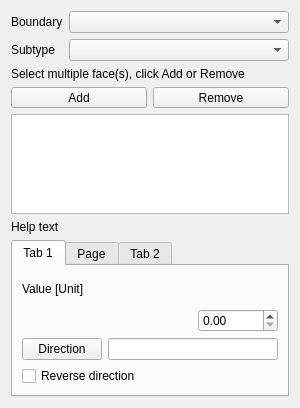
southseact-3d/fcd, file src/Mod/Fem/Gui/TaskFemConstraintFluidBoundary.ui: the form before one commit.
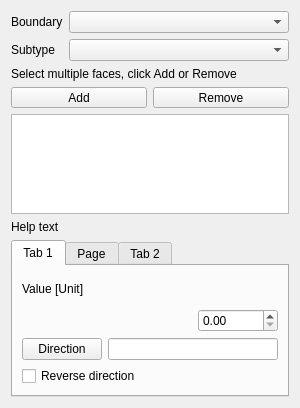
The form after the commit.

The edit to the form file:
```diff
--- a/src/Mod/Fem/Gui/TaskFemConstraintFluidBoundary.ui
+++ b/src/Mod/Fem/Gui/TaskFemConstraintFluidBoundary.ui
@@ -67,7 +67,7 @@
    <item>
     <widget class="QLabel" name="lbl_info">
      <property name="text">
-      <string>Select multiple face(s), click Add or Remove</string>
+      <string>Select multiple faces, click Add or Remove</string>
      </property>
     </widget>
    </item>
```
